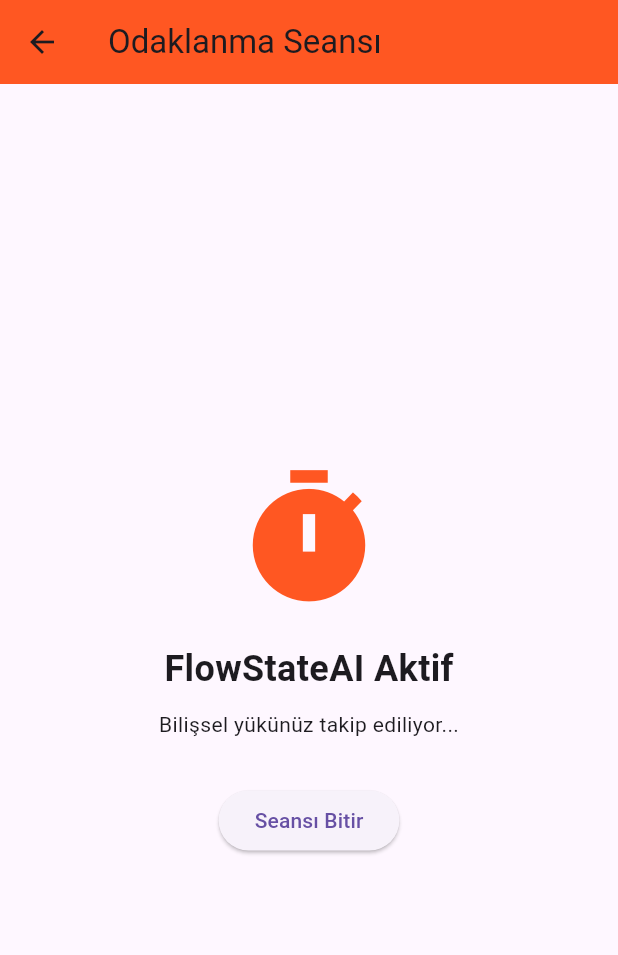
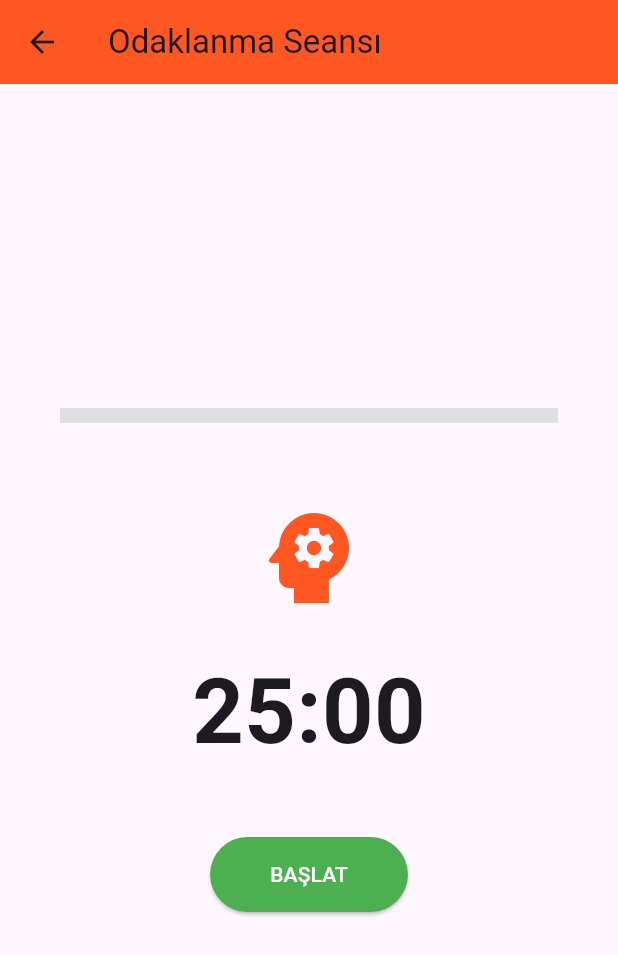
Before and after one commit to elifyesilyurt/FlowStateAI, a Flutter app: the FocusPage screen opened directly, on a phone screen of 412 x 824 dp. Shown: the top 955 px of the screen. Run offline on Flutter 3.47's test engine with Material 3 defaults, Android fonts, the phone set to English and light mode, and no system bars.

Commit message:
5. GUN: Fokus sayaci ve dinamik ilerleme cubugu eklendi

```diff
--- a/lib/focus_page.dart
+++ b/lib/focus_page.dart
@@ -1,37 +1,92 @@
+import 'dart:async'; // Zamanlayıcı (Timer) için gerekli
 import 'package:flutter/material.dart';
 
-class FocusPage extends StatelessWidget {
+class FocusPage extends StatefulWidget {
   const FocusPage({super.key});
+
+  @override
+  State<FocusPage> createState() => _FocusPageState();
+}
+
+class _FocusPageState extends State<FocusPage> {
+  // --- DEĞİŞKENLERİMİZ ---
+  int _secondsRemaining = 1500; // 25 dakika (25 * 60 saniye)
+  Timer? _timer;
+  bool _isTimerRunning = false;
+
+  // --- SAYAÇ MANTIĞI ---
+  void _startTimer() {
+    setState(() {
+      _isTimerRunning = true;
+    });
+
+    _timer = Timer.periodic(const Duration(seconds: 1), (timer) {
+      if (_secondsRemaining > 0) {
+        setState(() {
+          _secondsRemaining--;
+        });
+      } else {
+        _timer?.cancel();
+        setState(() {
+          _isTimerRunning = false;
+        });
+      }
+    });
+  }
+
+  // Saniyeyi Dakika:Saniye formatına çeviren yardımcı fonksiyon
+  String _formatTime(int seconds) {
+    int minutes = seconds ~/ 60;
+    int remainingSeconds = seconds % 60;
+    return '$minutes:${remainingSeconds.toString().padLeft(2, '0')}';
+  }
 
   @override
   Widget build(BuildContext context) {
     return Scaffold(
       appBar: AppBar(
         title: const Text('Odaklanma Seansı'),
-        backgroundColor: Colors.deepOrange, // Odaklanma için daha canlı bir renk
+        backgroundColor: Colors.deepOrange,
       ),
       body: Center(
         child: Column(
           mainAxisAlignment: MainAxisAlignment.center,
           children: [
-            const Icon(Icons.timer, size: 100, color: Colors.deepOrange),
+            // Bilişsel yükü temsil eden ilerleme çubuğu (TÜBİTAK Dokunuşu)
+            Padding(
+              padding: const EdgeInsets.symmetric(horizontal: 40),
+              child: LinearProgressIndicator(
+                value: 1 - (_secondsRemaining / 1500),
+                backgroundColor: Colors.grey[300],
+                color: Colors.deepOrange,
+                minHeight: 10,
+              ),
+            ),
+            const SizedBox(height: 50),
+            const Icon(Icons.psychology, size: 80, color: Colors.deepOrange),
             const SizedBox(height: 20),
-            const Text(
-              'FlowStateAI Aktif',
-              style: TextStyle(fontSize: 24, fontWeight: FontWeight.bold),
+            Text(
+              _formatTime(_secondsRemaining),
+              style: const TextStyle(fontSize: 60, fontWeight: FontWeight.bold),
             ),
-            const SizedBox(height: 10),
-            const Text('Bilişsel yükünüz takip ediliyor...'),
-            const SizedBox(height: 30),
+            const SizedBox(height: 40),
             ElevatedButton(
-              onPressed: () {
-                Navigator.pop(context); // Geri gitmeyi sağlar
-              },
-              child: const Text('Seansı Bitir'),
+              onPressed: _isTimerRunning ? null : _startTimer,
+              style: ElevatedButton.styleFrom(
+                backgroundColor: Colors.green,
+                padding: const EdgeInsets.symmetric(horizontal: 40, vertical: 15),
+              ),
+              child: const Text('BAŞLAT', style: TextStyle(color: Colors.white)),
             ),
           ],
         ),
       ),
     );
   }
+
+  @override
+  void dispose() {
+    _timer?.cancel(); // Sayfa kapanınca sayacı durdur ki hafıza dolmasın
+    super.dispose();
+  }
 }
```
